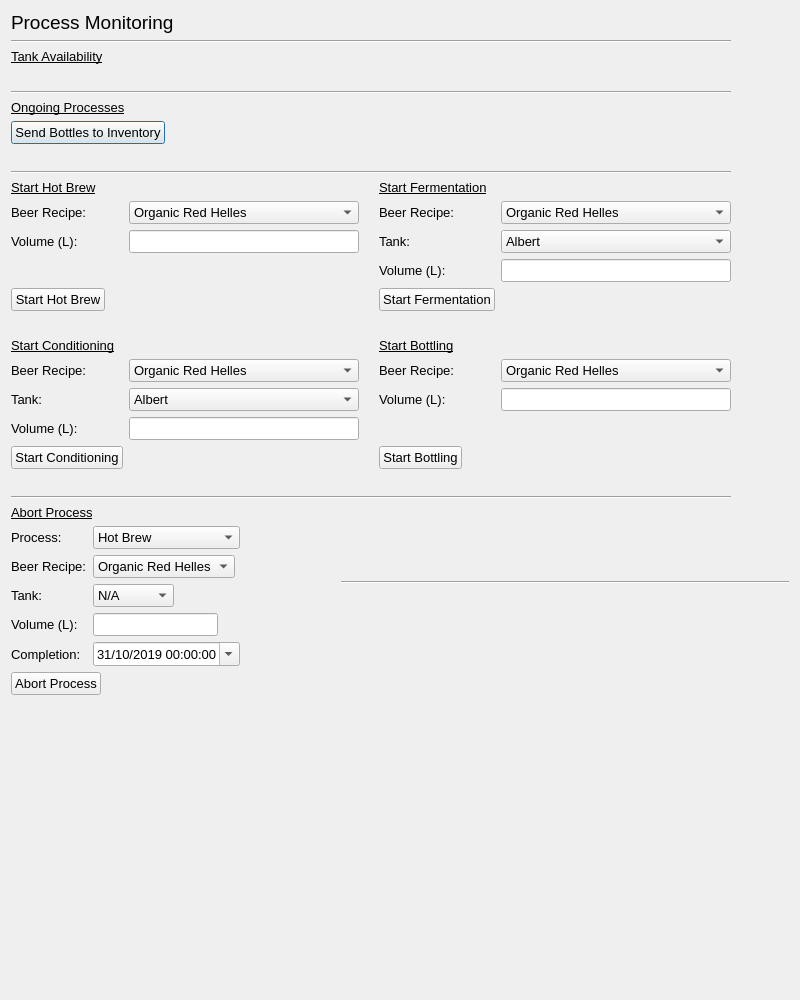
Qt form process_monitoring.ui (IsaacCheng9/brewhouse-management) before a commit.
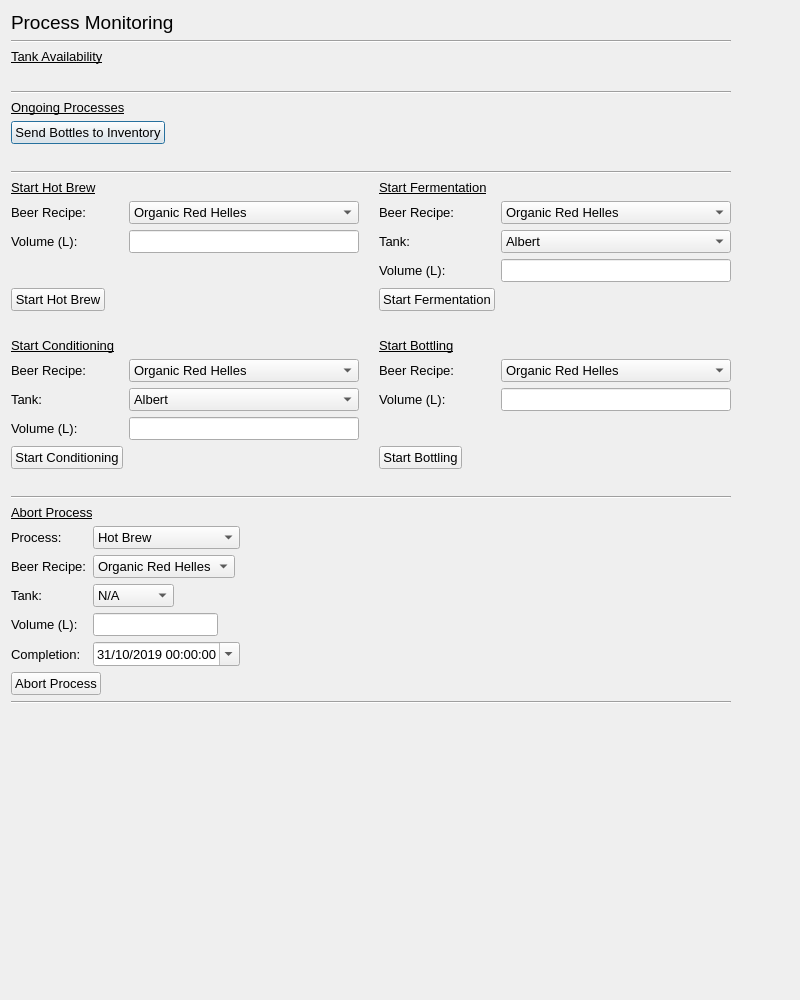
The same form after that commit.

Commit message: Added confirmation message and docstrings

```diff
--- a/process_monitoring.ui
+++ b/process_monitoring.ui
@@ -685,6 +685,20 @@
           </property>
          </widget>
         </item>
+        <item>
+         <widget class="Line" name="hori_line_abort_process">
+          <property name="orientation">
+           <enum>Qt::Horizontal</enum>
+          </property>
+         </widget>
+        </item>
+        <item>
+         <widget class="QLabel" name="lbl_process_message">
+          <property name="text">
+           <string/>
+          </property>
+         </widget>
+        </item>
         <item>
          <spacer name="vert_spacer_monitoring">
           <property name="orientation">
@@ -700,19 +714,6 @@
         </item>
        </layout>
       </widget>
-      <widget class="Line" name="hori_line_start_process_2">
-       <property name="geometry">
-        <rect>
-         <x>330</x>
-         <y>570</y>
-         <width>718</width>
-         <height>3</height>
-        </rect>
-       </property>
-       <property name="orientation">
-        <enum>Qt::Horizontal</enum>
-       </property>
-      </widget>
      </widget>
     </widget>
    </item>
```
The commit also changes 2 other files.
